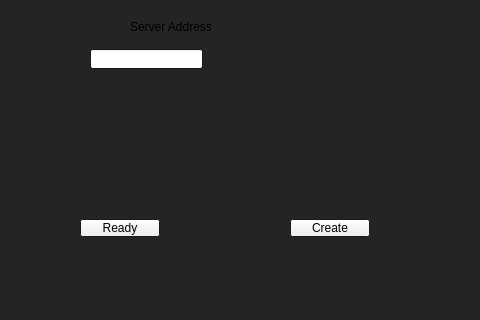
Qt form src/window/mainwindow.ui (wzsCrossing/Generals-io) before a commit; both pictures show x 180 to 660 and y 280 to 600 of the 800 by 600 pixel window.
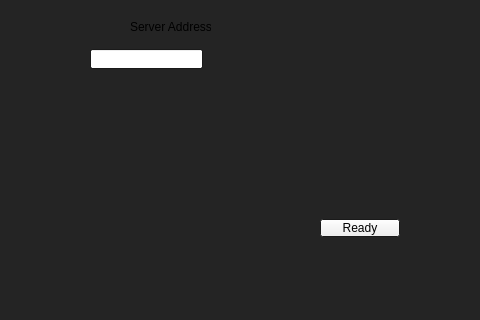
The same form after that commit.

Diff of the .ui file:
```diff
--- a/src/window/mainwindow.ui
+++ b/src/window/mainwindow.ui
@@ -147,7 +147,7 @@
    <widget class="QPushButton" name="Ready_Button">
     <property name="geometry">
      <rect>
-      <x>260</x>
+      <x>500</x>
       <y>480</y>
       <width>80</width>
       <height>18</height>
@@ -157,19 +157,6 @@
      <string>Ready</string>
     </property>
    </widget>
-   <widget class="QPushButton" name="Create_Button">
-    <property name="geometry">
-     <rect>
-      <x>470</x>
-      <y>480</y>
-      <width>80</width>
-      <height>18</height>
-     </rect>
-    </property>
-    <property name="text">
-     <string>Create</string>
-    </property>
-   </widget>
   </widget>
   <widget class="QStatusBar" name="statusbar"/>
   <widget class="QMenuBar" name="menubar">
```
